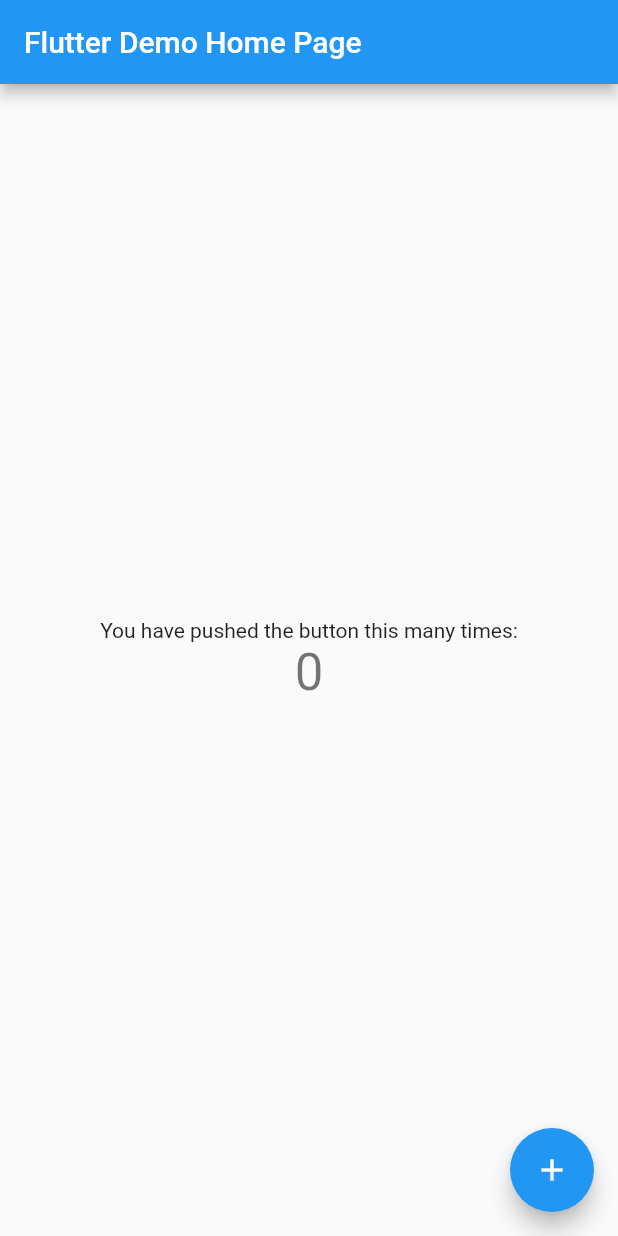
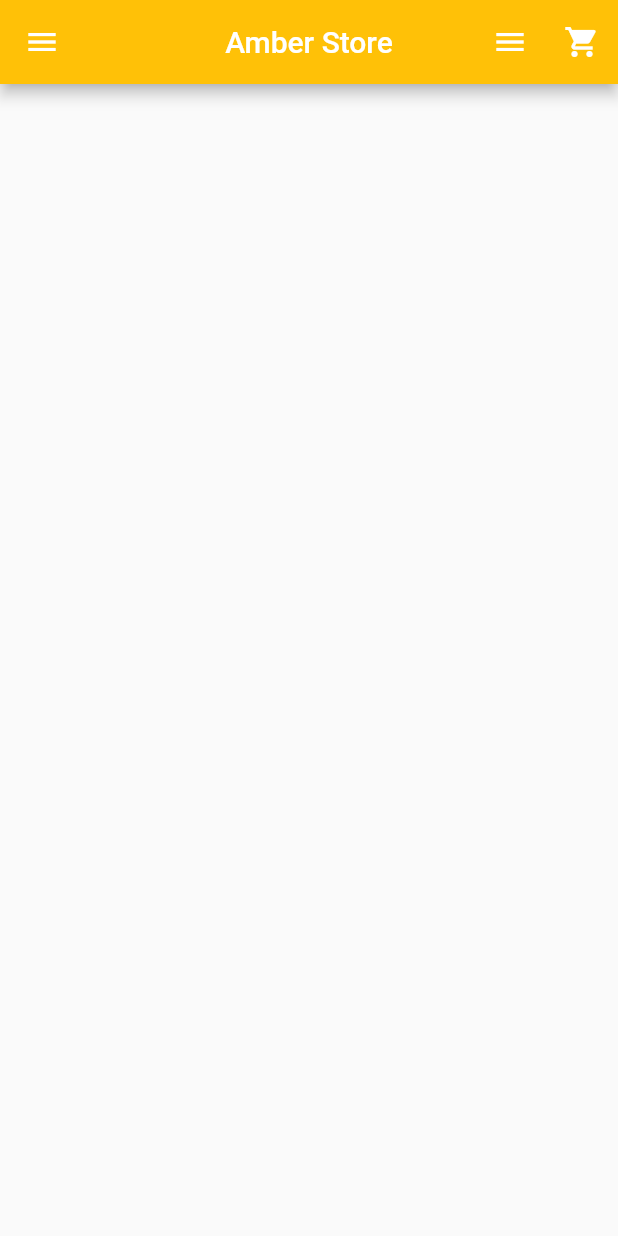
Before and after one commit to abderrahmen-bmz/amber-store, a Flutter app: the screen it shows after launch, on a phone screen of 412 x 824 dp. Run offline on Flutter 3.47's test engine with Material 2 defaults, Android fonts, the phone set to English and light mode, and no system bars; our stand-ins replace cloud_firestore; accounts and stored records are empty.

Commit message:
add product and home products

```diff
--- /dev/null
+++ b/lib/app/home/models/product.dart
@@ -0,0 +1,31 @@
+import 'package:flutter/foundation.dart';
+
+class Product {
+  Product({
+    @required this.name,
+    @required this.description,
+    @required this.price,
+    @required this.imageUrl,
+    this.isFavorite,
+  });
+
+  final String name;
+  final String description;
+  final double price;
+  final String imageUrl;
+  bool isFavorite;
+
+  void toggleFavoriteStatus() {
+    isFavorite = !isFavorite;
+  }
+
+  // Convert Object to Map of key value pairs + for firestore
+  Map<String, dynamic> toMap() {
+    return {
+      'name': name,
+      'description': description,
+      'price': price,
+      'imageUrl': imageUrl,
+    };
+  }
+}
--- /dev/null
+++ b/lib/app/home/products/products_page.dart
@@ -0,0 +1,66 @@
+import 'package:amber_store/services/database.dart';
+import 'package:cloud_firestore/cloud_firestore.dart';
+import 'package:flutter/material.dart';
+import 'package:provider/provider.dart';
+
+class ProductsPage extends StatelessWidget {
+  Future<void> _createProduct(BuildContext context) async {
+    final database = Provider.of<Database>(context);
+    await database.createProduct(
+      {
+        'name': 'Blogging',
+        'reteHour': 10,
+      },
+    );
+    print("its Done ??? ==========");
+  }
+
+  // int id = 0202;
+  // Future<void> createProduct() async {
+  //   final path = '/products/$id/new_product';
+  //   final documentReference = Fire.instance.doc(path);
+  //   await documentReference.set(
+  //     {
+  //       'name': 'Blogging',
+  //       'reteHour': 10,
+  //     },
+  //   );
+  // }
+
+  @override
+  Widget build(BuildContext context) {
+    return Scaffold(
+      appBar: AppBar(
+        leading: IconButton(
+          icon: Icon(
+            Icons.menu,
+            color: Colors.white,
+          ),
+          onPressed: () {},
+        ),
+        centerTitle: true,
+        title: Text(
+          'Amber Store',
+          style: TextStyle(color: Colors.white),
+        ),
+        actions: [
+          IconButton(
+            icon: Icon(
+              Icons.menu,
+              color: Colors.white,
+            ),
+            onPressed: () {},
+          ),
+          IconButton(
+            icon: Icon(
+              Icons.shopping_cart,
+              color: Colors.white,
+            ),
+            onPressed: () => _createProduct(context),
+          ),
+        ],
+      ),
+
+    );
+  }
+}
--- a/lib/main.dart
+++ b/lib/main.dart
@@ -1,6 +1,11 @@
+import 'package:amber_store/app/home/products/products_page.dart';
+import 'package:amber_store/services/database.dart';
 import 'package:flutter/material.dart';
+import 'package:provider/provider.dart';
 
-void main() {
+
+void main()  {
+
   runApp(MyApp());
 }
 
@@ -8,110 +13,17 @@ class MyApp extends StatelessWidget {
   // This widget is the root of your application.
   @override
   Widget build(BuildContext context) {
-    return MaterialApp(
-      title: 'Flutter Demo',
-      theme: ThemeData(
-        // This is the theme of your application.
-        //
-        // Try running your application with "flutter run". You'll see the
-        // application has a blue toolbar. Then, without quitting the app, try
-        // changing the primarySwatch below to Colors.green and then invoke
-        // "hot reload" (press "r" in the console where you ran "flutter run",
-        // or simply save your changes to "hot reload" in a Flutter IDE).
-        // Notice that the counter didn't reset back to zero; the application
-        // is not restarted.
-        primarySwatch: Colors.blue,
-        // This makes the visual density adapt to the platform that you run
-        // the app on. For desktop platforms, the controls will be smaller and
-        // closer together (more dense) than on mobile platforms.
-        visualDensity: VisualDensity.adaptivePlatformDensity,
+    return Provider<Database>(
+      create: (_) => FirestoreDatabase(),
+      child: MaterialApp(
+        debugShowCheckedModeBanner: false,
+        title: 'Amber-Store',
+        theme: ThemeData(
+          primarySwatch: Colors.amber,
+          visualDensity: VisualDensity.adaptivePlatformDensity,
+        ),
+        home: ProductsPage(),
       ),
-      home: MyHomePage(title: 'Flutter Demo Home Page'),
     );
   }
 }
-
-class MyHomePage extends StatefulWidget {
-  MyHomePage({Key key, this.title}) : super(key: key);
-
-  // This widget is the home page of your application. It is stateful, meaning
-  // that it has a State object (defined below) that contains fields that affect
-  // how it looks.
-
-  // This class is the configuration for the state. It holds the values (in this
-  // case the title) provided by the parent (in this case the App widget) and
-  // used by the build method of the State. Fields in a Widget subclass are
-  // always marked "final".
-
-  final String title;
-
-  @override
-  _MyHomePageState createState() => _MyHomePageState();
-}
-
-class _MyHomePageState extends State<MyHomePage> {
-  int _counter = 0;
-
-  void _incrementCounter() {
-    setState(() {
-      // This call to setState tells the Flutter framework that something has
-      // changed in this State, which causes it to rerun the build method below
-      // so that the display can reflect the updated values. If we changed
-      // _counter without calling setState(), then the build method would not be
-      // called again, and so nothing would appear to happen.
-      _counter++;
-    });
-  }
-
-  @override
-  Widget build(BuildContext context) {
-    // This method is rerun every time setState is called, for instance as done
-    // by the _incrementCounter method above.
-    //
-    // The Flutter framework has been optimized to make rerunning build methods
-    // fast, so that you can just rebuild anything that needs updating rather
-    // than having to individually change instances of widgets.
-    return Scaffold(
-      appBar: AppBar(
-        // Here we take the value from the MyHomePage object that was created by
-        // the App.build method, and use it to set our appbar title.
-        title: Text(widget.title),
-      ),
-      body: Center(
-        // Center is a layout widget. It takes a single child and positions it
-        // in the middle of the parent.
-        child: Column(
-          // Column is also a layout widget. It takes a list of children and
-          // arranges them vertically. By default, it sizes itself to fit its
-          // children horizontally, and tries to be as tall as its parent.
-          //
-          // Invoke "debug painting" (press "p" in the console, choose the
-          // "Toggle Debug Paint" action from the Flutter Inspector in Android
-          // Studio, or the "Toggle Debug Paint" command in Visual Studio Code)
-          // to see the wireframe for each widget.
-          //
-          // Column has various properties to control how it sizes itself and
-          // how it positions its children. Here we use mainAxisAlignment to
-          // center the children vertically; the main axis here is the vertical
-          // axis because Columns are vertical (the cross axis would be
-          // horizontal).
-          mainAxisAlignment: MainAxisAlignment.center,
-          children: <Widget>[
-            Text(
-              'You have pushed the button this many times:',
-            ),
-            Text(
-              '$_counter',
-              style: Theme.of(context).textTheme.headline4,
-            ),
-          ],
-        ),
-      ),
-      floatingActionButton: FloatingActionButton(
-        onPressed: _incrementCounter,
-        tooltip: 'Increment',
-        child: Icon(Icons.add),
-      ), // This trailing comma makes auto-formatting nicer for build methods.
-    );
-  }
-}
--- a/pubspec.yaml
+++ b/pubspec.yaml
@@ -28,6 +28,9 @@ dependencies:
   # The following adds the Cupertino Icons font to your application.
   # Use with the CupertinoIcons class for iOS style icons.
   cupertino_icons: ^0.1.3
+  cloud_firestore: ^0.13.7
+  provider: ^4.3.2+1
+
 
 dev_dependencies:
   flutter_test:
```
Also changed, not shown: lib/app/home/home_page.dart (added, +31 -0 lines), lib/app/home/models/products.dart (added, +38 -0 lines), lib/app/home/products/edit_product._page.dart (added, +186 -0 lines), lib/services/database.dart (added, +60 -0 lines), lib/app/home/products/empty_content.dart (added), lib/app/home/products/product._list_tile.dart (added), lib/app/landing_page.dart (added), lib/services/api_path.dart (added), lib/services/auth.dart (added), lib/services/firestore_service.dart (added), pubspec.lock, 3 other files.
